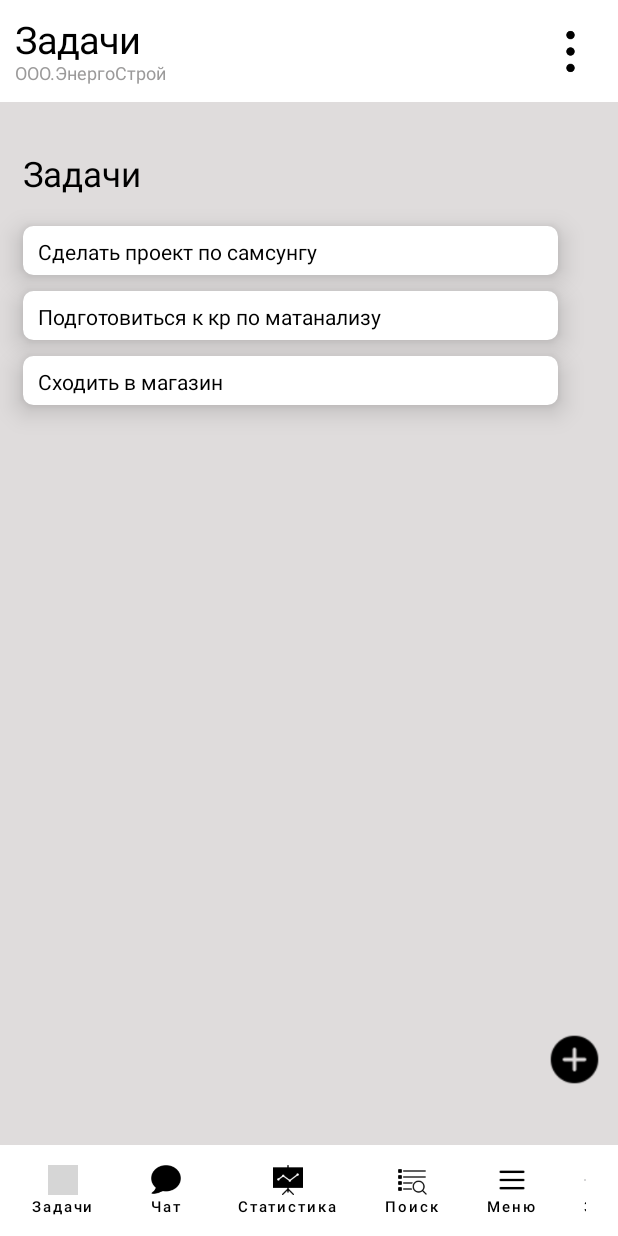
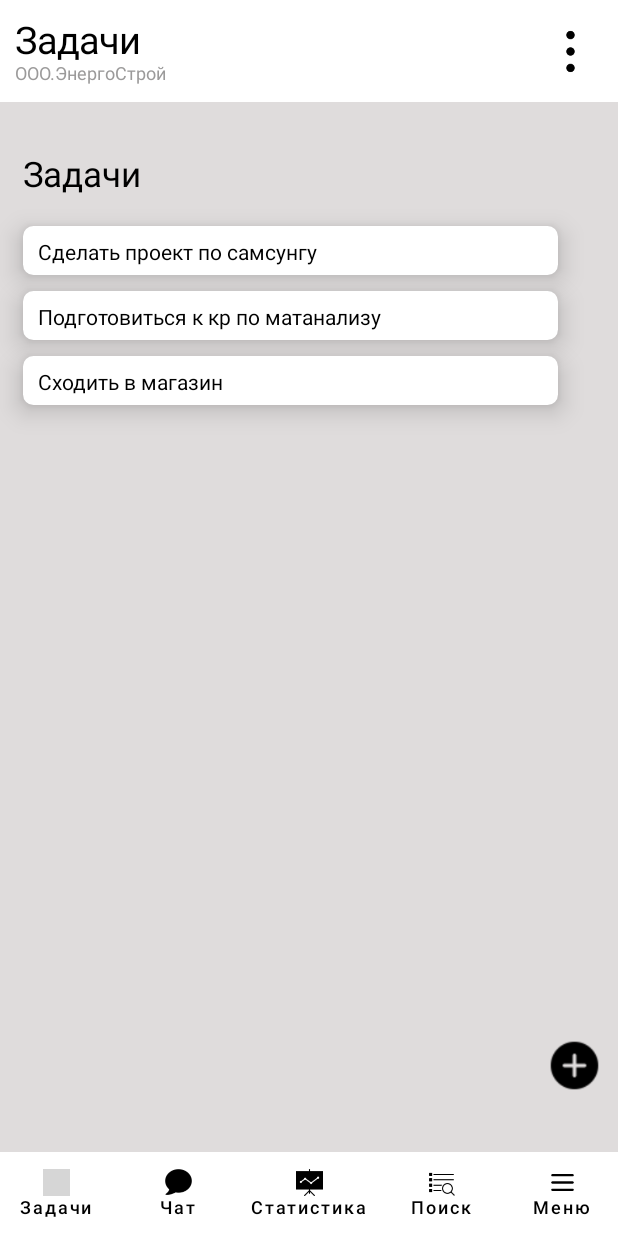
Before and after one commit to AlexsRyzh/SW_Android, an Android app built with Jetpack Compose: the screen it shows after launch (MainActivity), on a phone screen of 412 x 824 dp. Run offline under Robolectric (Android 15) with nearby library versions, the phone set to English and light mode, and no system bars; grey boxes are pictures that could not be loaded.

Commit message:
Update 0.3

```diff
--- a/app/src/main/java/com/example/sw_android/MainView.kt
+++ b/app/src/main/java/com/example/sw_android/MainView.kt
@@ -80,7 +80,7 @@ fun Nav(){
         Column(modifier = Modifier
             .background(Color(red = 0xDF, green = 0xDC, blue = 0xDC, alpha = 0xFF))
             .fillMaxWidth()
-            .fillMaxHeight(0.92f)
+            .fillMaxHeight(0.926f)
             .padding(start = 10.dp, end = 10.dp, top = 35.dp, bottom = 35.dp),
             ) {
 
@@ -155,90 +155,88 @@ fun NavBot(){
         horizontalArrangement = Arrangement.SpaceBetween
     )
     {
-        Button(onClick = { /*TODO*/ },colors = ButtonDefaults.buttonColors(backgroundColor = Color.White),
-        elevation = ButtonDefaults.elevation(0.dp)) {
+        Button(
+            onClick = { /*TODO*/ },
+            colors = ButtonDefaults.buttonColors(backgroundColor = Color.White),
+            elevation = ButtonDefaults.elevation(0.dp),
+            contentPadding = PaddingValues(horizontal = 0.dp)
+        ) {
             Column(horizontalAlignment = Alignment.CenterHorizontally)
             {
                 Image(
                     painter = painterResource(id = R.drawable.chek),
                     contentDescription = "chek",
-                    modifier = Modifier.size(20.dp))
+                    modifier = Modifier.size(18.dp))
                 Text(text = "Задачи",
-                    fontSize = 10.sp)
+                    fontSize = 12.sp)
+            }
+
+        }
+
+        Button(
+            onClick = { /*TODO*/ },
+            colors = ButtonDefaults.buttonColors(backgroundColor = Color.White),
+            elevation = ButtonDefaults.elevation(0.dp),
+            contentPadding = PaddingValues(horizontal = 0.dp)) {
+            Column(horizontalAlignment = Alignment.CenterHorizontally)
+            {
+                Image(
+                    painter = painterResource(id = R.drawable.chat),
+                    contentDescription = "chat",
+                    modifier = Modifier.size(18.dp))
+                Text(text = "Чат",
+                    fontSize = 12.sp)
+            }
+
+        }
+
+        Button(
+            onClick = { /*TODO*/ },
+            colors = ButtonDefaults.buttonColors(backgroundColor = Color.White),
+            elevation = ButtonDefaults.elevation(0.dp),
+            contentPadding = PaddingValues(horizontal = 0.dp)) {
+            Column(horizontalAlignment = Alignment.CenterHorizontally)
+            {
+                Image(
+                    painter = painterResource(id = R.drawable.stat  ),
+                    contentDescription = "stat",
+                    modifier = Modifier.size(18.dp))
+                Text(text = "Статистика",
+                    fontSize = 12.sp)
+            }
+
+        }
+
+        Button(
+            onClick = { /*TODO*/ },
+            colors = ButtonDefaults.buttonColors(backgroundColor = Color.White),
+            elevation = ButtonDefaults.elevation(0.dp),
+            contentPadding = PaddingValues(horizontal = 0.dp)) {
+            Column(horizontalAlignment = Alignment.CenterHorizontally)
+            {
+                Image(
+                    painter = painterResource(id = R.drawable.lupa),
+                    contentDescription = "lupa",                              //ДОРАБОТАТЬ С КАРТИНКОЙ!!!
+                    modifier = Modifier.size(18.dp))
+                Text(text = "Поиск",
+                    fontSize = 12.sp)
             }
 
         }
 
         Button(onClick = { /*TODO*/ },colors = ButtonDefaults.buttonColors(backgroundColor = Color.White),
-            elevation = ButtonDefaults.elevation(0.dp)) {
-            Column(horizontalAlignment = Alignment.CenterHorizontally)
-            {
-                Image(
-                    painter = painterResource(id = R.drawable.chat),
-                    contentDescription = "chat",
-                    modifier = Modifier.size(20.dp))
-                Text(text = "Чат",
-                    fontSize = 10.sp)
-            }
-
-        }
-
-        Button(onClick = { /*TODO*/ },colors = ButtonDefaults.buttonColors(backgroundColor = Color.White),
-            elevation = ButtonDefaults.elevation(0.dp)) {
-            Column(horizontalAlignment = Alignment.CenterHorizontally)
-            {
-                Image(
-                    painter = painterResource(id = R.drawable.stat  ),
-                    contentDescription = "stat",
-                    modifier = Modifier.size(20.dp))
-                Text(text = "Статистика",
-                    fontSize = 10.sp)
-            }
-
-        }
-
-        Button(onClick = { /*TODO*/ },colors = ButtonDefaults.buttonColors(backgroundColor = Color.White),
-            elevation = ButtonDefaults.elevation(0.dp)) {
-            Column(horizontalAlignment = Alignment.CenterHorizontally)
-            {
-                Image(
-                    painter = painterResource(id = R.drawable.lupa),
-                    contentDescription = "lupa",                              //ДОРАБОТАТЬ С КАРТИНКОЙ!!!
-                    modifier = Modifier.size(20.dp))
-                Text(text = "Поиск",
-                    fontSize = 10.sp)
-            }
-
-        }
-
-        Button(onClick = { /*TODO*/ },colors = ButtonDefaults.buttonColors(backgroundColor = Color.White),
-            elevation = ButtonDefaults.elevation(0.dp)) {
+            elevation = ButtonDefaults.elevation(0.dp),contentPadding = PaddingValues(horizontal = 0.dp)) {
             Column(horizontalAlignment = Alignment.CenterHorizontally)
             {
                 Image(
                     painter = painterResource(id = R.drawable.menu),
                     contentDescription = "menu",                              //ДОРАБОТАТЬ С КАРТИНКОЙ!!!
-                    modifier = Modifier.size(20.dp))
+                    modifier = Modifier.size(18.dp))
                 Text(text = "Меню",
-                    fontSize = 10.sp)
+                    fontSize = 12.sp)
             }
 
         }
-
-        Button(onClick = { /*TODO*/ },colors = ButtonDefaults.buttonColors(backgroundColor = Color.White),
-            elevation = ButtonDefaults.elevation(0.dp)) {
-            Column(horizontalAlignment = Alignment.CenterHorizontally)
-            {
-                Image(
-                    painter = painterResource(id = R.drawable.chek),
-                    contentDescription = "chek",                              //ДОРАБОТАТЬ С КАРТИНКОЙ!!!
-                    modifier = Modifier.size(20.dp))
-                Text(text = "Задачи",
-                    fontSize = 10.sp)
-            }
-
-        }
-
 
     }
 }
```
